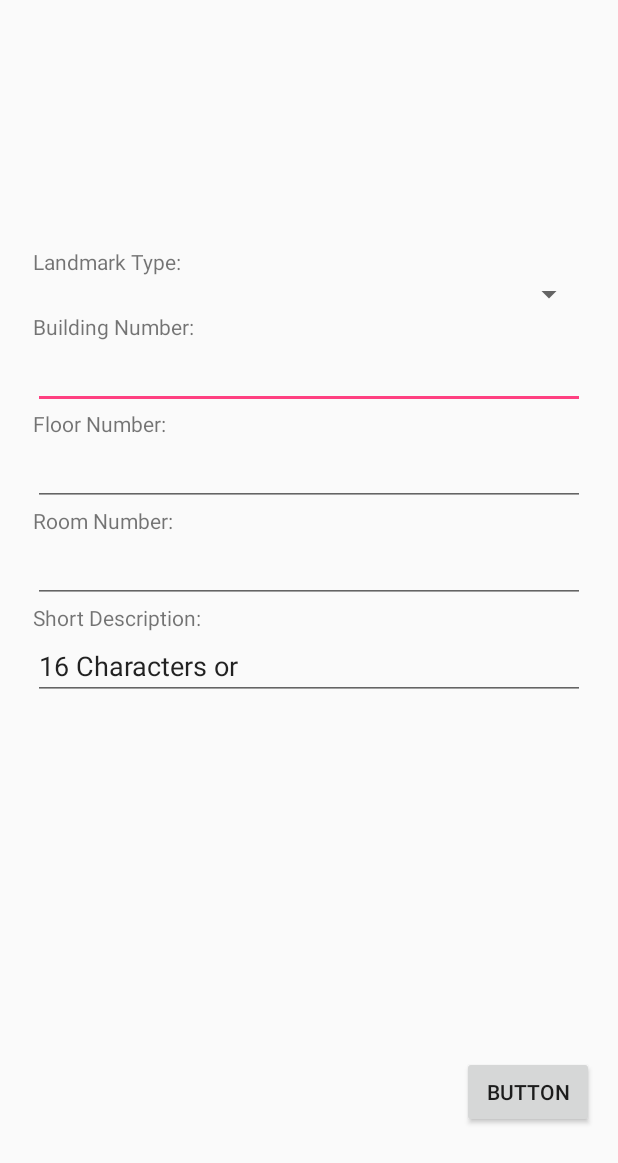
After one commit to tjk6/scavenger, an Android app: the CreateQRActivity screen opened directly, with no data from a screen before it, on a phone screen of 412 x 824 dp. The commit adds this screen. Shown: the top 1163 px of the screen. Run offline under Robolectric (Android 15) with nearby library versions, the phone set to English and light mode, and no system bars.

Commit message:
QR Creation
Added new activity for QR creation and added navigation buttons to the building map.

```diff
--- /dev/null
+++ b/app/src/main/java/fourloops/scavenger/CreateQRActivity.java
@@ -0,0 +1,19 @@
+package fourloops.scavenger;
+
+import android.os.Bundle;
+import android.support.design.widget.FloatingActionButton;
+import android.support.design.widget.Snackbar;
+import android.support.v7.app.AppCompatActivity;
+import android.support.v7.widget.Toolbar;
+import android.view.View;
+
+public class CreateQRActivity extends AppCompatActivity {
+
+    @Override
+    protected void onCreate(Bundle savedInstanceState) {
+        super.onCreate(savedInstanceState);
+        setContentView(R.layout.activity_create_qr);
+    }
+
+
+}
--- /dev/null
+++ b/app/src/main/res/layout/activity_create_qr.xml
@@ -0,0 +1,107 @@
+<?xml version="1.0" encoding="utf-8"?>
+<android.support.constraint.ConstraintLayout xmlns:android="http://schemas.android.com/apk/res/android"
+    xmlns:tools="http://schemas.android.com/tools"
+    android:layout_width="match_parent"
+    android:layout_height="match_parent"
+    xmlns:app="http://schemas.android.com/apk/res-auto">
+
+
+    <LinearLayout
+        android:id="@+id/linearLayout"
+        android:layout_width="368dp"
+        android:layout_height="495dp"
+        android:orientation="vertical"
+        app:layout_constraintBottom_toBottomOf="parent"
+        app:layout_constraintEnd_toEndOf="parent"
+        app:layout_constraintStart_toStartOf="parent"
+        app:layout_constraintTop_toTopOf="parent">
+
+        <TextView
+            android:id="@+id/landmrk_type_text"
+            android:layout_width="match_parent"
+            android:layout_height="wrap_content"
+            android:text="@string/landmark_title" />
+
+        <Spinner
+            android:id="@+id/landmark_spinner"
+            android:layout_width="match_parent"
+            android:layout_height="wrap_content" />
+
+        <Space
+            android:layout_width="match_parent"
+            android:layout_height="wrap_content" />
+
+        <TextView
+            android:id="@+id/bldg_num_text"
+            android:layout_width="match_parent"
+            android:layout_height="wrap_content"
+            android:text="@string/bldg_title" />
+
+        <EditText
+            android:id="@+id/bldg_num_edtittext"
+            android:layout_width="match_parent"
+            android:layout_height="wrap_content"
+            android:ems="10"
+            android:inputType="number" />
+
+        <Space
+            android:layout_width="match_parent"
+            android:layout_height="wrap_content" />
+
+        <TextView
+            android:id="@+id/flr_num_text"
+            android:layout_width="match_parent"
+            android:layout_height="wrap_content"
+            android:text="@string/flr_title" />
+
+        <EditText
+            android:id="@+id/flr_num_edittext"
+            android:layout_width="match_parent"
+            android:layout_height="wrap_content"
+            android:ems="10"
+            android:inputType="number" />
+
+        <Space
+            android:layout_width="match_parent"
+            android:layout_height="wrap_content" />
+
+        <TextView
+            android:id="@+id/rm_num_text"
+            android:layout_width="match_parent"
+            android:layout_height="wrap_content"
+            android:text="@string/rm_title" />
+
+        <EditText
+            android:id="@+id/rm_num_edittext"
+            android:layout_width="match_parent"
+            android:layout_height="wrap_content"
+            android:ems="10"
+            android:inputType="number" />
+
+        <TextView
+            android:id="@+id/descr_text"
+            android:layout_width="match_parent"
+            android:layout_height="wrap_content"
+            android:text="@string/descr_title" />
+
+        <EditText
+            android:id="@+id/descr_edittext"
+            android:layout_width="match_parent"
+            android:layout_height="wrap_content"
+            android:ems="10"
+            android:maxLength="16"
+            android:inputType="textPersonName"
+            android:text="@string/descr_text" />
+    </LinearLayout>
+
+    <Button
+        android:id="@+id/button4"
+        android:layout_width="88dp"
+        android:layout_height="wrap_content"
+        android:layout_marginBottom="72dp"
+        android:layout_marginEnd="16dp"
+        android:text="Button"
+        app:layout_constraintBottom_toBottomOf="parent"
+        app:layout_constraintEnd_toEndOf="parent" />
+
+</android.support.constraint.ConstraintLayout>
--- a/app/src/main/res/values/strings.xml
+++ b/app/src/main/res/values/strings.xml
@@ -3,4 +3,17 @@
     <string name="item1Title">Title1</string>
     <string name="item1Data">Data1</string>
     <string name="title_activity_bldg_map">BldgMapActivity</string>
+    <string name="title_activity_create_qr">CreateQRActivity</string>
+
+    <string name="landmark_title">Landmark Type:</string>
+    <string name="bldg_title">Building Number:</string>
+    <string name="flr_title">Floor Number:</string>
+    <string name="rm_title">Room Number:</string>
+    <string name="descr_title">Short Description:</string>
+    <string name="descr_text">16 Characters or Less</string>
+    <string name="create_qr_label">Create</string>
+
+
+
+
 </resources>
```
Also changed, not shown: app/src/main/AndroidManifest.xml (+6 -2 lines), app/src/main/java/fourloops/scavenger/BldgMapActivity.java (+98 -0 lines), app/src/main/java/fourloops/scavenger/MainActivity.java (+3 -5 lines), app/src/main/res/layout/activity_building.xml (+24 -0 lines), app/src/main/res/layout/content_create_qr.xml (added, +11 -0 lines).
